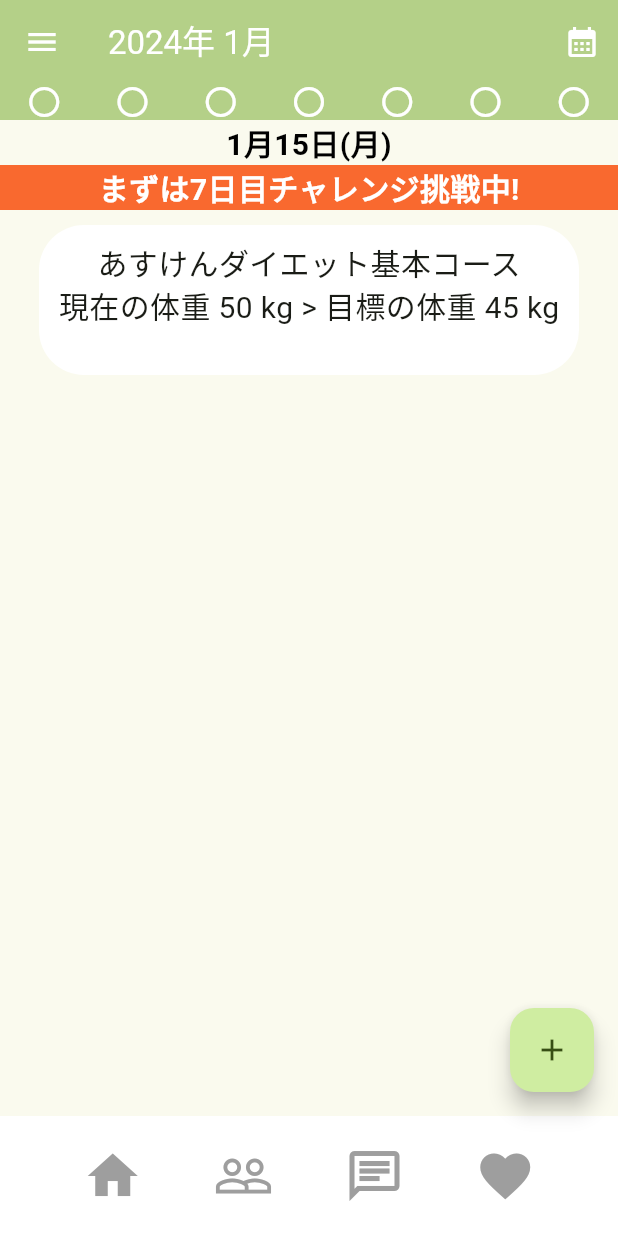
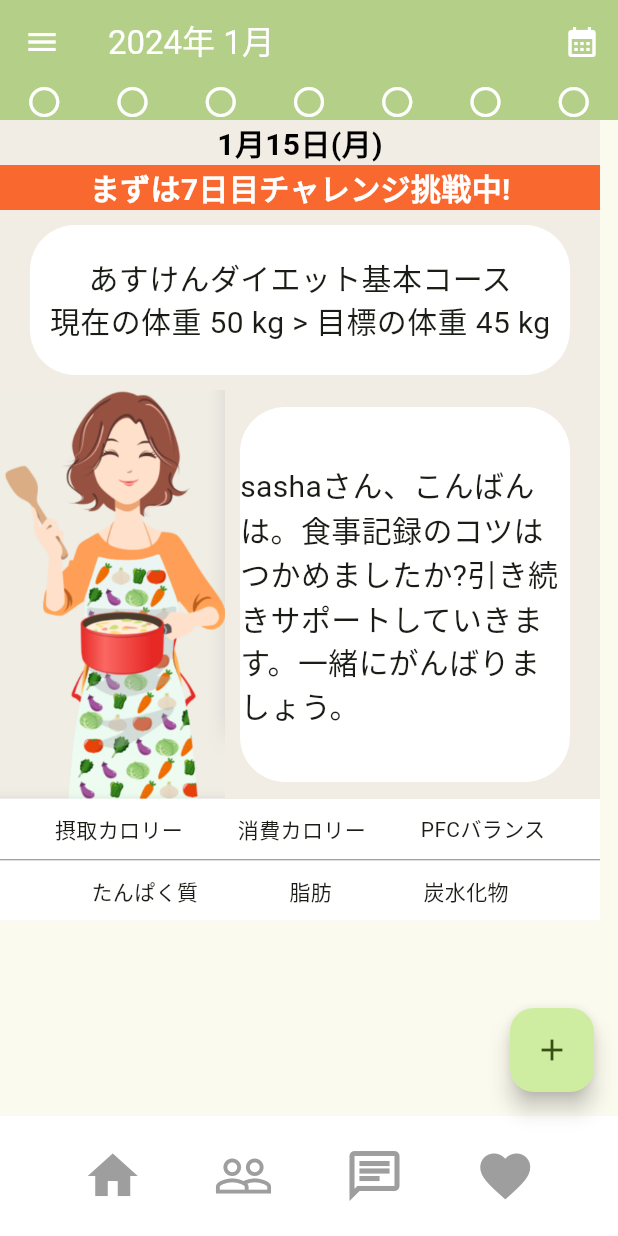
Before and after one commit to sashapivovarova/askenclone, a Flutter app: the screen it shows after launch, on a phone screen of 412 x 824 dp. Run offline on Flutter 3.47's test engine with Material 3 defaults, Android fonts, the phone set to English and light mode, and no system bars.

Commit message:
image の追加

```diff
--- a/lib/page/my_home_page.dart
+++ b/lib/page/my_home_page.dart
@@ -41,7 +41,11 @@
           child: AppbarBottom(),
         ),
       ),
-      body: const Body(),
+      body: Container(
+        width: 400,
+        color: const Color(0xfff1ece4),
+        child: const Body(),
+      ),
       floatingActionButton: FloatingActionButton(
         onPressed: () {},
         tooltip: 'Increment',
--- a/lib/widget/body.dart
+++ b/lib/widget/body.dart
@@ -5,11 +5,9 @@
 
   @override
   Widget build(BuildContext context) {
-    return Center(
+    return SingleChildScrollView(
+      scrollDirection: Axis.vertical,
       child: Column(
-        children: [
-          Column(
-            mainAxisAlignment: MainAxisAlignment.center,
         children: [
           Container(
             alignment: Alignment.center,
@@ -35,19 +33,13 @@
               ),
             ),
           ),
-            ],
-          ),
           const Padding(
             padding: EdgeInsets.symmetric(
               vertical: 5,
             ),
           ),
-          SingleChildScrollView(
-            scrollDirection: Axis.horizontal,
-            child: Container(
-              child: Column(
-                children: [
           Container(
+            alignment: Alignment.center,
             height: 100,
             width: 360,
             decoration: BoxDecoration(
@@ -58,23 +50,15 @@
               children: [
                 Padding(
                   padding: EdgeInsets.symmetric(
-                            vertical: 5,
+                    vertical: 10,
                   ),
                 ),
-                        Row(
-                          mainAxisAlignment: MainAxisAlignment.center,
-                          children: [
                 Text(
                   "あすけんダイエット基本コース",
                   style: TextStyle(
                     fontSize: 20,
                   ),
                 ),
-                          ],
-                        ),
-                        Row(
-                          mainAxisAlignment: MainAxisAlignment.center,
-                          children: [
                 Text(
                   "現在の体重 50 kg > 目標の体重 45 kg",
                   style: TextStyle(
@@ -82,12 +66,84 @@
                   ),
                 ),
               ],
-                        )
-                      ],
+            ),
+          ),
+          const Padding(
+            padding: EdgeInsets.symmetric(
+              vertical: 5,
+            ),
+          ),
+          Row(
+            children: [
+              SizedBox(
+                width: 150,
+                child: Image.asset("assets/homescreen.png", fit: BoxFit.fill),
+              ),
+              const Padding(
+                padding: EdgeInsets.symmetric(
+                  horizontal: 5,
+                ),
+              ),
+              Flexible(
+                child: Container(
+                  alignment: Alignment.center,
+                  width: 220,
+                  height: 250,
+                  decoration: BoxDecoration(
+                    color: Colors.white,
+                    borderRadius: BorderRadius.circular(30),
+                  ),
+                  child: const Text(
+                    "sashaさん、こんばんは。食事記録のコツはつかめましたか?引き続きサポートしていきます。一緒にがんばりましょう。",
+                    style: TextStyle(
+                      fontSize: 20,
+                    ),
+                  ),
                 ),
               ),
             ],
           ),
+          Container(
+            alignment: Alignment.center,
+            color: Colors.white,
+            height: 40,
+            child: const Row(
+              mainAxisAlignment: MainAxisAlignment.spaceEvenly,
+              children: [
+                Text(
+                  "摂取カロリー",
+                ),
+                Text(
+                  "消費カロリー",
+                ),
+                Text(
+                  "PFCバランス",
+                ),
+              ],
+            ),
+          ),
+          const Divider(
+            height: 1,
+            thickness: 1,
+            color: Colors.grey,
+          ),
+          Container(
+            alignment: Alignment.center,
+            color: Colors.white,
+            height: 40,
+            child: const Row(
+              mainAxisAlignment: MainAxisAlignment.spaceEvenly,
+              children: [
+                Text(
+                  "たんぱく質",
+                ),
+                Text(
+                  "脂肪",
+                ),
+                Text(
+                  "炭水化物",
+                ),
+              ],
             ),
           ),
         ],
```
Also changed, not shown: assets/homescreen.png (added). Lines whose indentation alone changed are shown as unchanged.
